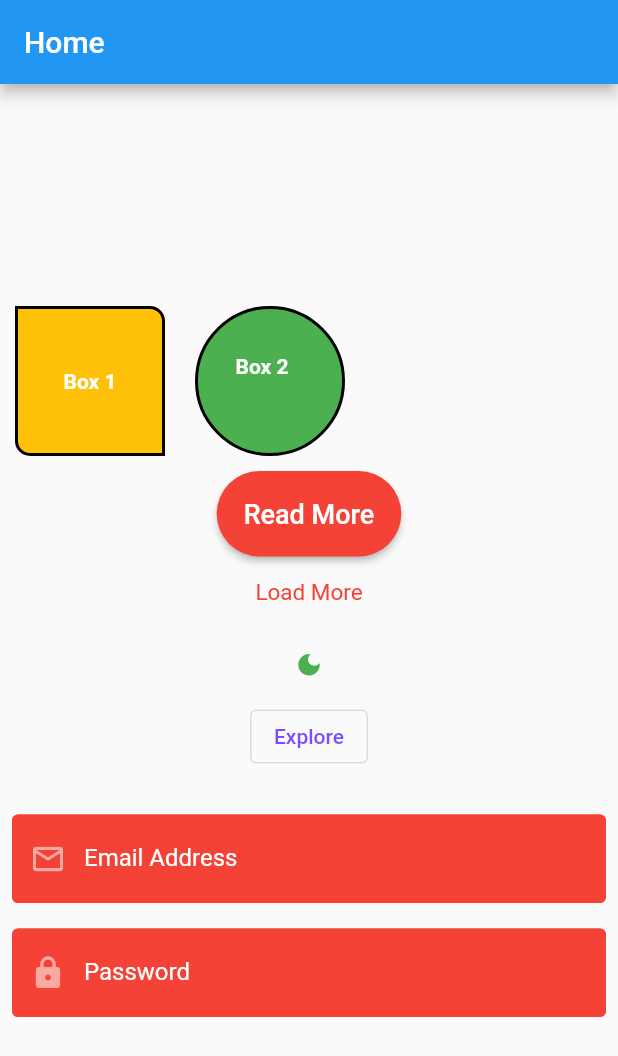
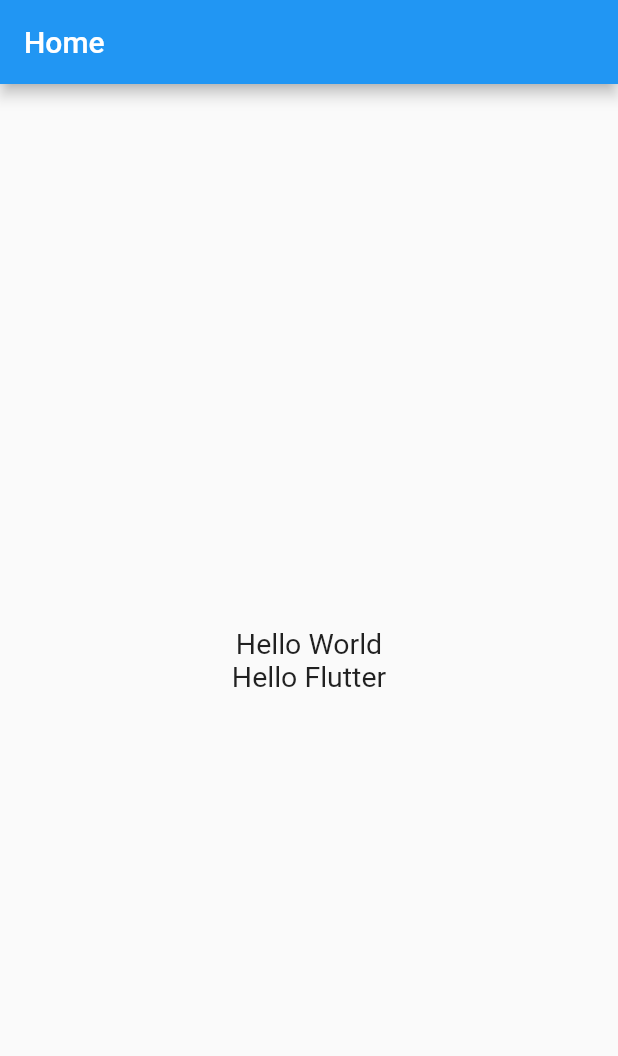
Before and after one commit to ShakibulDeveloper/flutter-practise-code, a Flutter app: the screen it shows after launch, on a phone screen of 412 x 824 dp. Shown: the top 1056 px of the screen. Run offline on Flutter 3.47's test engine with Material 2 defaults, Android fonts, the light colour scheme and no system bars.

Commit message:
class four

```diff
--- a/lib/main.dart
+++ b/lib/main.dart
@@ -1,4 +1,3 @@
-import 'package:flutter/cupertino.dart';
 import 'package:flutter/material.dart';
 
 void main(){
@@ -23,172 +22,38 @@ class HomeScreen extends StatelessWidget{
       appBar: AppBar(
         title: Text("Home"),
       ),
-      body: Center(
-        child: Column(
-          mainAxisAlignment: MainAxisAlignment.center,
-          children: [
-            Row(
-              children: [
-                Container(
-                  width: 100,
-                  height: 100,
-                  margin: EdgeInsets.all(10),
-                  child: Text("Box 1", style: TextStyle(
-                    color: Colors.white,
-                    fontWeight: FontWeight.bold,
-                  ),),
-                  alignment: Alignment.center,
-                  decoration: BoxDecoration(
-                    color: Colors.amber,
-                    border: Border.all(width: 2, color: Colors.black),
-                    // borderRadius: BorderRadius.circular(10),
-                    borderRadius: BorderRadius.only(
-                      topRight: Radius.circular(10),
-                      bottomLeft: Radius.circular(10),
-                    ),
-                  ),
-                ),
-                Container(
-                  width: 100,
-                  height: 100,
-                  margin: EdgeInsets.all(10),
-                  // padding: EdgeInsets.all(20),
-                  // padding: EdgeInsets.only(
-                  //     top: 20,
-                  //     bottom: 20,
-                  //     left: 30,
-                  //     right: 30,
-                  // ),
-                  padding: EdgeInsets.symmetric(
-                    vertical: 30, //top & bottom
-                    horizontal: 25, //left & right
-                  ),
-                  child: Text("Box 2", style: TextStyle(
-                    color: Colors.white,
-                    fontWeight: FontWeight.bold,
-                  ),),
-                  decoration: BoxDecoration(
-                    color: Colors.green,
-                    border: Border.all(width: 2, color: Colors.black),
-                    // borderRadius: BorderRadius.circular(10),
-                    // borderRadius: BorderRadius.only(
-                    //   topRight: Radius.circular(10),
-                    //   bottomLeft: Radius.circular(10),
-                    // ),
-                    shape: BoxShape.circle,
-                  ),
-                ),
-              ],
-            ),
-
-            ElevatedButton(
-              style: ElevatedButton.styleFrom(
-                padding: EdgeInsets.all(18),
-                shape: RoundedRectangleBorder(
-                  borderRadius: BorderRadius.circular(50),
-                ),
-                backgroundColor: Colors.red,
-                textStyle: TextStyle(
-                  fontSize: 18,
-                  fontWeight: FontWeight.w500,
-                ),
-              ),
-                onLongPress: (){
-                  print('button hold!');
-                },
-                onPressed: (){
-                  print("button Clicked!");
-                },
-                child: Text("Read More"),
-            ),
-            TextButton(
-                style: TextButton.styleFrom(
-                  foregroundColor: Colors.red,
-                  textStyle: TextStyle(
-                    fontSize: 15,
-                  ),
-                ),
-                onPressed: (){},
-                child: Text("Load More")),
-            IconButton(onPressed: (){}, icon: Icon(Icons.dark_mode, color: Colors.green, size: 19,),),
-            OutlinedButton(onPressed: (){}, child: Text("Explore"),
-              style: OutlinedButton.styleFrom(
-                foregroundColor: Colors.deepPurpleAccent,
-
-              ),
-            ),
-            SizedBox(
-              height: 20,
-            ),
-
-            Padding(
-              padding: const EdgeInsets.all(8.0),
-              child: TextField(
-                decoration: InputDecoration(
-                  prefixIcon: Icon(Icons.email_outlined, color: Colors.white54,),
-                  fillColor: Colors.red,
-                  filled: true,
-                  hintText: "Your email address...",
-                  hintStyle: TextStyle(
-                    color: Colors.white38,
-                  ),
-                  label: Text("Email Address"),
-                  labelStyle: TextStyle(
-                    color: Colors.white,
-                  ),
-                  enabledBorder: OutlineInputBorder(
-                    borderSide: BorderSide(color: Colors.red),
-                  ),
-                  focusedBorder: OutlineInputBorder(
-                    borderSide: BorderSide(color: Colors.black),
-                  ),
-                  disabledBorder: OutlineInputBorder(
-                    borderSide: BorderSide(color: Colors.blue),
-                  ),
-                ),
-                style: TextStyle(
-                  color: Colors.white,
-                ),
-              ),
-            ),
-            SizedBox(
-              height: 1,
-              width: 100,
-            ),
-            Padding(
-              padding: const EdgeInsets.all(8.0),
-              child: TextField(
-                obscureText: true,
-
-                decoration: InputDecoration(
-                  prefixIcon: Icon(Icons.lock, color: Colors.white54,),
-                  fillColor: Colors.red,
-                  filled: true,
-                  hintText: "Your password...",
-                  hintStyle: TextStyle(
-                    color: Colors.white38,
-                  ),
-                  label: Text("Password"),
-                  labelStyle: TextStyle(
-                    color: Colors.white,
-                  ),
-                  enabledBorder: OutlineInputBorder(
-                    borderSide: BorderSide(color: Colors.red),
-                  ),
-                  focusedBorder: OutlineInputBorder(
-                    borderSide: BorderSide(color: Colors.black),
-                  ),
-                  disabledBorder: OutlineInputBorder(
-                    borderSide: BorderSide(color: Colors.blue),
-                  ),
-                ),
-                style: TextStyle(
-                  color: Colors.white,
-                ),
-              ),
-            ),
-          ],
-        ),
+      body: Column(
+        mainAxisAlignment: MainAxisAlignment.center,
+        children: [
+          GestureDetector(
+            onTap: (){
+              print("tap");
+            },
+            onLongPress: (){
+              print("hold");
+            },
+            onDoubleTap: (){
+              print("double tap");
+            },
+            child: Center(child: Text("Hello World", style: TextStyle(
+              fontSize: 19,
+            ),)),
+          ),
+          InkWell(
+            onTap: (){
+              print("tap");
+            },
+            onLongPress: (){
+              print("hold");
+            },
+            onDoubleTap: (){
+              print("double tap");
+            },
+            child: Center(child: Text("Hello Flutter", style: TextStyle(
+              fontSize: 19,
+            ),)),
+          ),
+        ],
       ),
     );
   }
```
